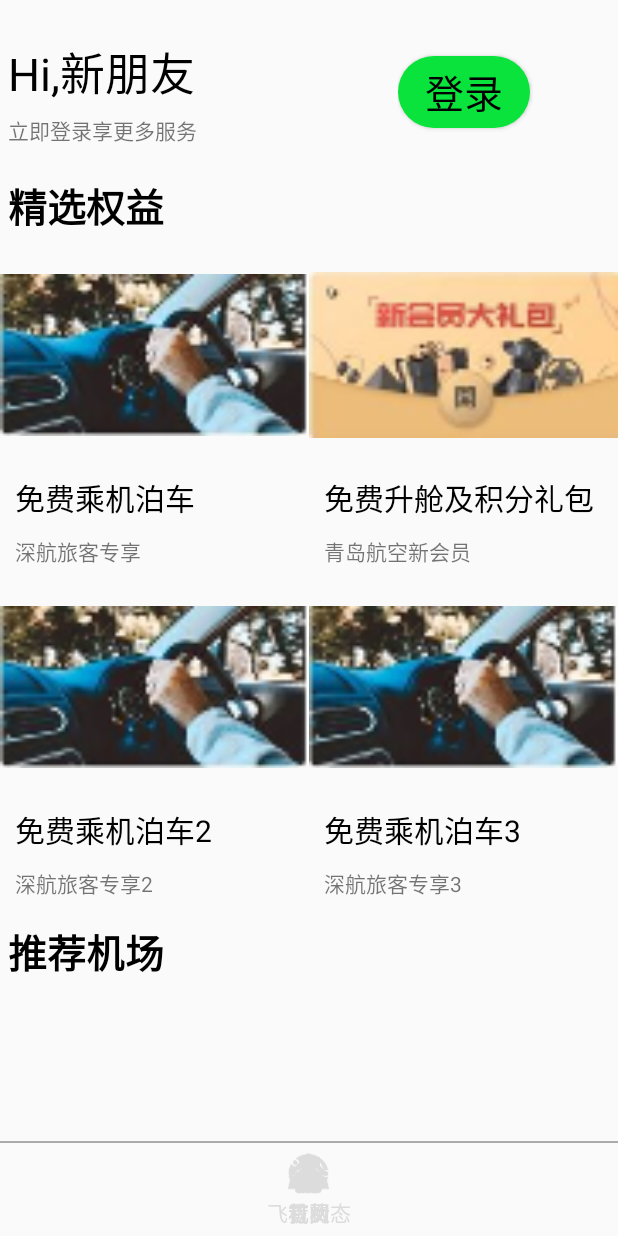
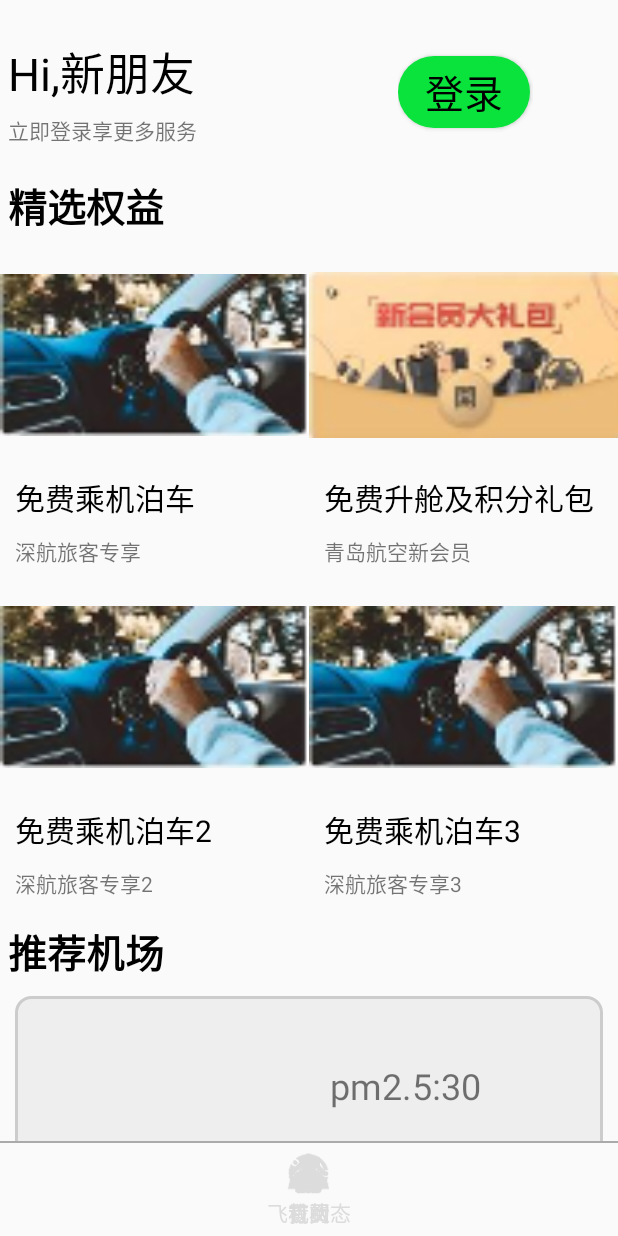
Before and after one commit to hafu26/Airplan, an Android app: the screen it shows after launch (MainActivity), on a phone screen of 412 x 824 dp. Run offline under Robolectric (Android 15) with nearby library versions, the phone set to English and light mode, and no system bars; libraries missing offline, so code that uses them is left out: org.xutils.x; pictures from the network do not load; 2 statements that could not run were skipped.

Commit message:
2019/7/10 11:14

```diff
--- a/app/build.gradle
+++ b/app/build.gradle
@@ -24,10 +24,10 @@ dependencies {
     androidTestCompile('com.android.support.test.espresso:espresso-core:2.2.2', {
         exclude group: 'com.android.support', module: 'support-annotations'
     })
+
     compile 'com.android.support:appcompat-v7:25.3.1'
     compile 'com.android.support.constraint:constraint-layout:1.0.0-alpha7'
     compile 'com.android.support:support-v4:25.3.1'
     compile 'org.xutils:xutils:3.5.1'
     testCompile 'junit:junit:4.12'
-
 }
--- a/app/src/main/AndroidManifest.xml
+++ b/app/src/main/AndroidManifest.xml
@@ -23,9 +23,9 @@
 
         <service
             android:name=".services.MyWeatherService"
-            android:exported="false">
+            android:exported="false"></service>
 
-        </service>
+        <activity android:name=".WeatherInfoActivity"></activity>
     </application>
 
 </manifest>
--- a/app/src/main/java/demo/isoft/com/airplan/fragments/IndexFragment.java
+++ b/app/src/main/java/demo/isoft/com/airplan/fragments/IndexFragment.java
@@ -5,6 +5,7 @@ import android.content.BroadcastReceiver;
 import android.content.Context;
 import android.content.Intent;
 import android.content.IntentFilter;
+import android.net.Uri;
 import android.os.Bundle;
 import android.support.v4.app.Fragment;
 import android.view.LayoutInflater;
@@ -15,6 +16,7 @@ import android.widget.BaseAdapter;
 import android.widget.Button;
 import android.widget.GridView;
 import android.widget.ImageView;
+import android.widget.RelativeLayout;
 import android.widget.TextView;
 import android.widget.Toast;
 
@@ -23,9 +25,11 @@ import java.util.List;
 
 import demo.isoft.com.airplan.AdInfoActivity;
 import demo.isoft.com.airplan.R;
+import demo.isoft.com.airplan.WeatherInfoActivity;
 import demo.isoft.com.airplan.myview.MygrideView;
 import demo.isoft.com.airplan.pojo.FragmentIndexGridviewItem;
 import demo.isoft.com.airplan.pojo.Tipt;
+import demo.isoft.com.airplan.pojo.WeatherData;
 import demo.isoft.com.airplan.services.MyWeatherService;
 
 /**
@@ -38,8 +42,14 @@ public class IndexFragment extends Fragment {
     private MyAdapter adapter;
     private Intent intent;
     private MyWeatherReceiver receiver;
-    private TextView textView;
-    //
+    private TextView textView_current_temp;
+    private TextView textView_pm25;
+    private TextView textView_temp;
+    private ImageView imageView_weather;
+    private RelativeLayout weather_line;
+    ArrayList<Tipt> tipts;
+    ArrayList<WeatherData> weatherDatas;
+
     private List<FragmentIndexGridviewItem> listfunction;
     private MygrideView gridViewfunction;
     //private FunctionAdapter adapterfunction;
@@ -47,7 +57,6 @@ public class IndexFragment extends Fragment {
     public IndexFragment() {
         // Required empty public constructor
     }
-
 
     @Override
     public View onCreateView(final LayoutInflater inflater, ViewGroup container,
@@ -65,13 +74,31 @@ public class IndexFragment extends Fragment {
 
 //**********************************************************
         gridView = (MygrideView) view.findViewById(R.id.fragment_index_gridview);
-        textView= (TextView) view.findViewById(R.id.fragment_index_textview_weather);
-        intent=new Intent(getContext(), MyWeatherService.class);
+        textView_current_temp = (TextView) view.findViewById(R.id.fragment_index_textview_current_temp);
+        textView_pm25 = (TextView) view.findViewById(R.id.fragment_index_textview_current_pm25);
+        textView_temp = (TextView) view.findViewById(R.id.fragment_index_textview_maxmintemp);
+        imageView_weather = (ImageView) view.findViewById(R.id.fragment_index_textview_current_img);
+        weather_line = (RelativeLayout) view.findViewById(R.id.fragment_index_weather_line);
+
+        intent = new Intent(getContext(), MyWeatherService.class);
+        weatherDatas=new ArrayList<>();
+        tipts=new ArrayList<>();
+
+        weather_line.setOnClickListener(new View.OnClickListener() {
+            @Override
+            public void onClick(View v) {
+                Intent intent=new Intent(getContext(),WeatherInfoActivity.class);
+                intent.putParcelableArrayListExtra("weather_data",weatherDatas);
+                intent.putParcelableArrayListExtra("tipts",tipts);
+                getContext().startActivity(intent);
+            }
+        });
         //注册广播接收器
-        receiver=new MyWeatherReceiver();
-        IntentFilter filter=new IntentFilter();
+        receiver = new MyWeatherReceiver();
+        IntentFilter filter = new IntentFilter();
         filter.addAction("com.iss.tiptweather");
-        getContext().registerReceiver(receiver,filter);
+        filter.addAction("com.iss.weather");
+        getContext().registerReceiver(receiver, filter);
 
         getContext().startService(intent);
 
@@ -90,7 +117,7 @@ public class IndexFragment extends Fragment {
         gridView.setOnItemClickListener(new AdapterView.OnItemClickListener() {
             @Override
             public void onItemClick(AdapterView<?> parent, View view, int position, long id) {
-                Toast.makeText(getContext(),list.get(position).getTitle(), Toast.LENGTH_SHORT).show();
+                Toast.makeText(getContext(), list.get(position).getTitle(), Toast.LENGTH_SHORT).show();
                 Intent intent = new Intent(getContext(), AdInfoActivity.class);
                 intent.putExtra("title", list.get(position).getTitle());
                 startActivity(intent);
@@ -98,7 +125,13 @@ public class IndexFragment extends Fragment {
         });
         return view;
     }
-//function部分
+
+    @Override
+    public void onDestroyView() {
+        super.onDestroyView();
+        getContext().unregisterReceiver(receiver);
+    }
+    //function部分
    /* private void setFunctionData() {
         listfunction = new ArrayList<>();
         listfunction.add(new FragmentIndexGridviewItem(R.mipmap.ad_image1, "免费乘机泊车", "深航旅客专享"));
@@ -170,26 +203,32 @@ public class IndexFragment extends Fragment {
             return view;
         }
     }
+
     //广播接收器
-    public class MyWeatherReceiver extends BroadcastReceiver{
+    public class MyWeatherReceiver extends BroadcastReceiver {
 
         @Override
         public void onReceive(Context context, Intent intent) {
-            String action=intent.getAction();
-            if("com.iss.tiptweather".equals(action)){
-                String message=intent.getStringExtra("message");
-                String pm25=intent.getStringExtra("pm25");
-                int error=intent.getIntExtra("error",-1);
-                ArrayList<Tipt> tipts=intent.getParcelableArrayListExtra("tipts");
-                if(error==0){
-                    String str="pm2.5="+pm25+"\n";
-                    for (int i=0;i<tipts.size();i++)
-                    {
-                        str+=tipts.get(i).getTitle()+":"+tipts.get(i).getZs()+"\n";
-                    }
-                    textView.setText(str);
-                }else {
-                    Toast.makeText(getContext(),message,Toast.LENGTH_SHORT).show();
+            String action = intent.getAction();
+            if ("com.iss.tiptweather".equals(action)) {
+                int error = intent.getIntExtra("error", -1);
+                String message = intent.getStringExtra("message");
+                if (error == 0) {
+                    String pm25 = intent.getStringExtra("pm25");
+                    textView_pm25.setText("pm2.5:" + pm25);
+                    tipts = intent.getParcelableArrayListExtra("tipts");
+                    weatherDatas = intent.getParcelableArrayListExtra("weather_data");
+                    String t = weatherDatas.get(0).getDate();
+                    int index = t.indexOf("：");
+                    String current_temp = t.substring(index + 1, t.length() - 1);
+                    textView_current_temp.setText(current_temp);
+                } else {
+                    Toast.makeText(getContext(), message, Toast.LENGTH_SHORT).show();
+                }
+            } else if ("com.iss.weather".equals(action)) {
+                weatherDatas = intent.getParcelableArrayListExtra("weather_data");
+                if (weatherDatas.get(0).getDayPicPath() != null) {
+                    imageView_weather.setImageURI(Uri.parse(weatherDatas.get(0).getDayPicPath()));
                 }
             }
         }
--- a/app/src/main/res/layout/fragment_index.xml
+++ b/app/src/main/res/layout/fragment_index.xml
@@ -108,34 +108,45 @@
                 android:textStyle="bold" />
 
             <RelativeLayout
-                android:layout_width="wrap_content"
-                android:layout_height="wrap_content"
+                android:id="@+id/fragment_index_weather_line"
+                android:layout_width="match_parent"
+                android:layout_height="120dp"
                 android:layout_margin="10dp"
                 android:background="@drawable/bg_gray_rounding">
 
-                <!--<TextView
-                    android:id="@+id/fragment_index_textview_weather"
-                    android:layout_width="match_parent"
-                    android:layout_height="match_parent" />-->
-               <!-- <TextView
+                <TextView
                     android:layout_centerVertical="true"
                     android:layout_marginLeft="30dp"
-                    android:textSize="40dp"
+                    android:textSize="40sp"
                     android:textColor="@color/footer_text_checked"
                     android:id="@+id/fragment_index_textview_current_temp"
-                    android:text="30"
-                    android:layout_width="match_parent"
-                    android:layout_height="match_parent" />
+                    android:layout_width="wrap_content"
+                    android:layout_height="wrap_content" />
                 <ImageView
                     android:id="@+id/fragment_index_textview_current_img"
                     android:scaleType="fitXY"
                     android:layout_width="60dp"
-                    android:layout_height="40dp" />
+                    android:layout_height="40dp"
+                    android:layout_marginLeft="60dp"
+                    android:layout_centerVertical="true"
+                    android:layout_toRightOf="@id/fragment_index_textview_current_temp"/>
                 <TextView
-                    al
-                    android:text="20-30"
+                    android:id="@+id/fragment_index_textview_current_pm25"
+                    android:text="pm2.5:30"
+                    android:textSize="24sp"
+                    android:layout_marginLeft="60dp"
+                    android:layout_centerVertical="true"
+                    android:layout_toRightOf="@id/fragment_index_textview_current_img"
                     android:layout_width="wrap_content"
-                    android:layout_height="wrap_content" />-->
+                    android:layout_height="wrap_content" />
+                <TextView
+                    android:layout_width="wrap_content"
+                    android:layout_height="wrap_content"
+                    android:id="@+id/fragment_index_textview_maxmintemp"
+                    android:textSize="24sp"
+                    android:layout_centerVertical="true"
+                    android:layout_alignParentRight="true"
+                    android:layout_marginRight="30dp"/>
             </RelativeLayout>
         </LinearLayout>
     </ScrollView>
```
Also changed, not shown: app/src/main/java/demo/isoft/com/airplan/WeatherInfoActivity.java (added, +115 -0 lines), app/src/main/java/demo/isoft/com/airplan/pojo/WeatherData.java (added, +133 -0 lines), app/src/main/java/demo/isoft/com/airplan/services/MyWeatherService.java (+56 -1 lines), app/src/main/res/layout/activity_weather_info.xml (added, +23 -0 lines), app/src/main/res/layout/weather_info_listview2_weather_item.xml (added, +65 -0 lines).
